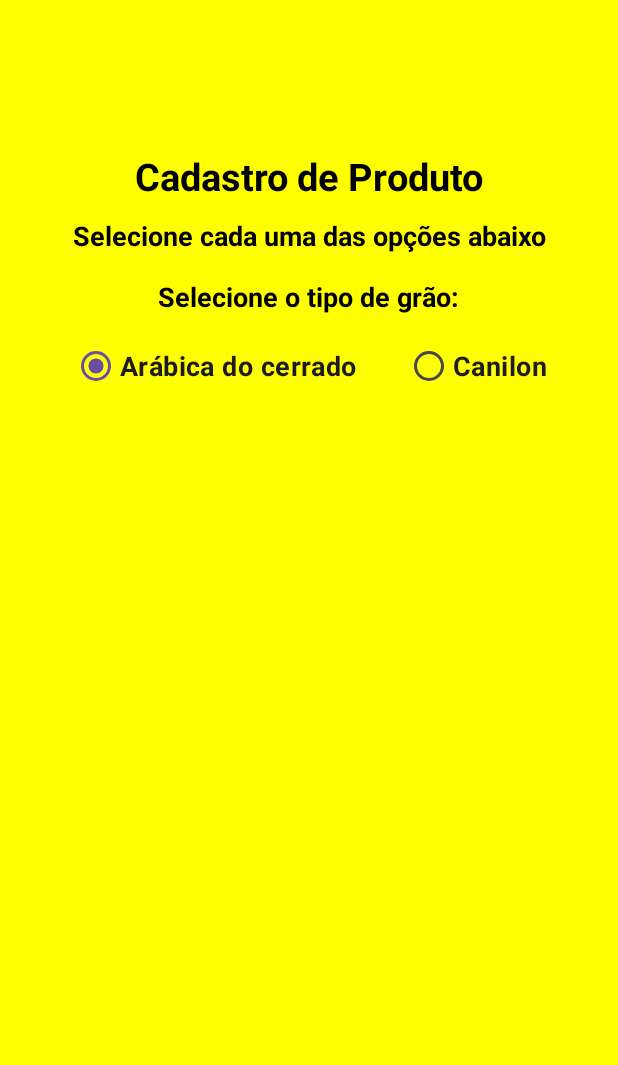
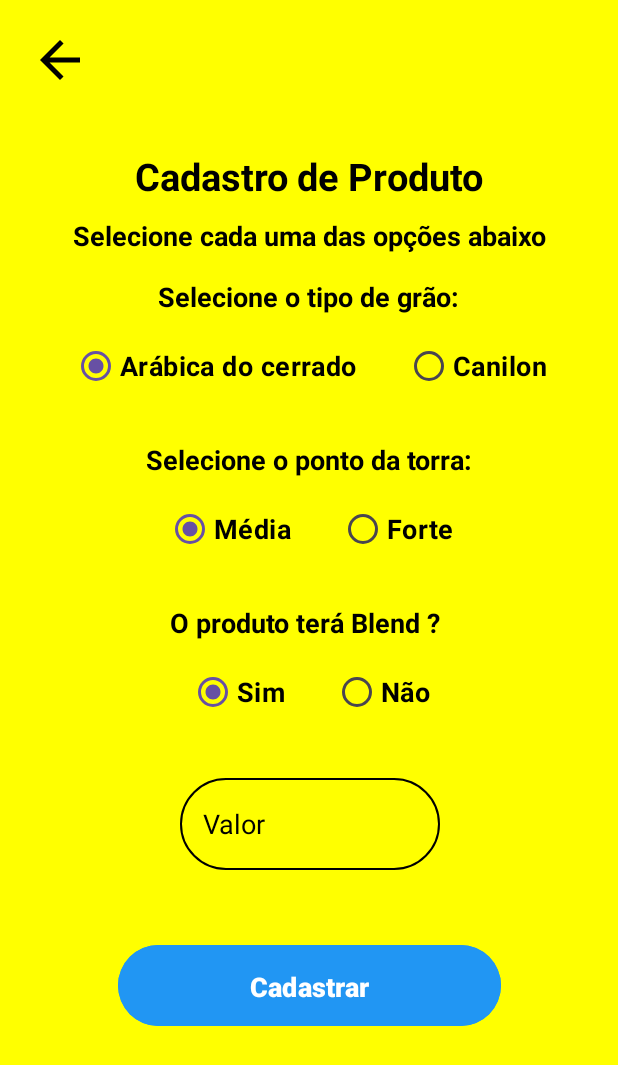
Before and after one commit to pp23-if/TrabalhoFinalPDMPedroAugustoVieiraDeFreitas, an Android app: the CadastroProdutoController screen opened directly, with no data from a screen before it, on a phone screen of 412 x 824 dp. Shown: the top 1065 px of the screen. Run offline under Robolectric (Android 15) with nearby library versions, the phone set to English and light mode, and no system bars.

Commit message:
terminei a tela de cadastro de produto

```diff
--- a/app/src/main/res/layout/activity_cadastro_produto.xml
+++ b/app/src/main/res/layout/activity_cadastro_produto.xml
@@ -43,44 +43,7 @@
         app:layout_constraintStart_toStartOf="@id/ContainerCadastroProduto"
         app:layout_constraintTop_toBottomOf="@id/txtTitleCadastroProduto" />
 
-    <!--
-    <EditText
-        android:id="@+id/editCpf"
-        android:layout_width="match_parent"
-        android:layout_height="wrap_content"
-        android:hint="Cpf"
-        android:textColor="@color/black"
-        android:background="@drawable/container_campos_dados"
-        app:layout_constraintTop_toBottomOf="@id/txtDescCadastroCliente"
-        app:layout_constraintStart_toStartOf="@id/ContainerCadastroProduto"
-        app:layout_constraintEnd_toEndOf="@id/ContainerCadastroProduto"
-        android:layout_marginHorizontal="40dp"
-        android:layout_marginTop="23dp"
-        android:padding="15dp"
-        android:inputType="text"
-        android:maxLines="1"
-        android:textColorHint="@color/black" />
-
-
-    <Button
-        android:id="@+id/botaoCadastrarCliente"
-        android:layout_width="match_parent"
-        android:layout_height="wrap_content"
-        android:layout_marginHorizontal="40dp"
-        android:backgroundTint="@color/blue"
-        android:padding="15dp"
-        android:text="@string/cadastrar"
-        android:textColor="@color/white"
-        android:textSize="18sp"
-        android:textStyle="bold"
-        app:cornerRadius="30dp"
-        app:layout_constraintBottom_toBottomOf="@id/ContainerCadastroProduto"
-        app:layout_constraintEnd_toEndOf="@id/ContainerCadastroProduto"
-        app:layout_constraintHorizontal_bias="1.0"
-        app:layout_constraintStart_toStartOf="@id/ContainerCadastroProduto"
-        app:layout_constraintTop_toTopOf="@id/editInstagram"
-        app:layout_constraintVertical_bias="0.917" />
-    -->
+    <!-- opcoes do tipo de grao -->
 
     <TextView
         android:id="@+id/txtTitleSelecaoTipoGrao"
@@ -116,6 +79,7 @@
             android:layout_marginEnd="16dp"
             android:buttonTint="@color/green"
             android:checked="true"
+            android:textColor="@color/black"
             android:text="@string/arabicaDoCerrado"
             android:textSize="18sp"
             android:textStyle="bold" />
@@ -127,12 +91,173 @@
             android:layout_marginStart="16dp"
             android:buttonTint="@color/green"
             android:checked="false"
+            android:textColor="@color/black"
             android:text="@string/Canilon"
             android:textSize="18sp"
             android:textStyle="bold" />
     </RadioGroup>
 
+    <!-- -->
+
+    <!-- opcoes do Ponto da Torra -->
+
+    <TextView
+        android:id="@+id/txtTitleSelecaoPontoTorra"
+        android:layout_width="wrap_content"
+        android:layout_height="wrap_content"
+        android:layout_marginTop="16dp"
+        android:text="@string/pontoTorra"
+        android:textColor="@color/black"
+        android:textSize="18sp"
+        android:textStyle="bold"
+        app:layout_constraintEnd_toEndOf="@id/ContainerCadastroProduto"
+        app:layout_constraintHorizontal_bias="0.497"
+        app:layout_constraintStart_toStartOf="@id/ContainerCadastroProduto"
+        app:layout_constraintTop_toBottomOf="@id/grupoSelecaoTipoGrao" />
 
 
+    <RadioGroup
+        android:id="@+id/grupoSelecaoPontoTorra"
+        android:layout_width="wrap_content"
+        android:layout_height="wrap_content"
+        android:gravity="center"
+        android:orientation="horizontal"
+        android:padding="10dp"
+        tools:layout_editor_absoluteX="38dp"
+        tools:layout_editor_absoluteY="202dp"
+        app:layout_constraintEnd_toEndOf="@id/ContainerCadastroProduto"
+        app:layout_constraintStart_toStartOf="@id/ContainerCadastroProduto"
+        app:layout_constraintTop_toBottomOf="@id/txtTitleSelecaoPontoTorra">
+
+        <RadioButton
+            android:id="@+id/botaoPontoMedia"
+            android:layout_width="wrap_content"
+            android:layout_height="wrap_content"
+            android:layout_marginEnd="16dp"
+            android:buttonTint="@color/green"
+            android:textColor="@color/black"
+            android:checked="true"
+            android:text="@string/media"
+            android:textSize="18sp"
+            android:textStyle="bold" />
+
+        <RadioButton
+            android:id="@+id/botaoPontoForte"
+            android:layout_width="wrap_content"
+            android:layout_height="wrap_content"
+            android:layout_marginStart="16dp"
+            android:buttonTint="@color/green"
+            android:checked="false"
+            android:textColor="@color/black"
+            android:text="@string/forte"
+            android:textSize="18sp"
+            android:textStyle="bold" />
+    </RadioGroup>
+
+
+    <!-- -->
+
+    <!-- opcoes de Blend -->
+
+    <TextView
+        android:id="@+id/txtTitleSelecaoBlend"
+        android:layout_width="wrap_content"
+        android:layout_height="wrap_content"
+        android:layout_marginTop="16dp"
+        android:text="@string/blend"
+        android:textColor="@color/black"
+        android:textSize="18sp"
+        android:textStyle="bold"
+        app:layout_constraintEnd_toEndOf="@id/ContainerCadastroProduto"
+        app:layout_constraintHorizontal_bias="0.497"
+        app:layout_constraintStart_toStartOf="@id/ContainerCadastroProduto"
+        app:layout_constraintTop_toBottomOf="@id/grupoSelecaoPontoTorra" />
+
+
+    <RadioGroup
+        android:id="@+id/grupoSelecaoBlend"
+        android:layout_width="wrap_content"
+        android:layout_height="wrap_content"
+        android:gravity="center"
+        android:orientation="horizontal"
+        android:padding="10dp"
+        tools:layout_editor_absoluteX="38dp"
+        tools:layout_editor_absoluteY="202dp"
+        app:layout_constraintEnd_toEndOf="@id/ContainerCadastroProduto"
+        app:layout_constraintStart_toStartOf="@id/ContainerCadastroProduto"
+        app:layout_constraintTop_toBottomOf="@id/txtTitleSelecaoBlend">
+
+        <RadioButton
+            android:id="@+id/botaoSim"
+            android:layout_width="wrap_content"
+            android:layout_height="wrap_content"
+            android:layout_marginEnd="16dp"
+            android:buttonTint="@color/green"
+            android:checked="true"
+            android:textColor="@color/black"
+            android:text="@string/sim"
+            android:textSize="18sp"
+            android:textStyle="bold" />
+
+        <RadioButton
+            android:id="@+id/botaoNao"
+            android:layout_width="wrap_content"
+            android:layout_height="wrap_content"
+            android:layout_marginStart="16dp"
+            android:buttonTint="@color/green"
+            android:checked="false"
+            android:textColor="@color/black"
+            android:text="@string/nao"
+            android:textSize="18sp"
+            android:textStyle="bold" />
+    </RadioGroup>
+
+    <!-- -->
+
+    <EditText
+        android:id="@+id/editValorProduto"
+        android:layout_width="173dp"
+        android:layout_height="61dp"
+        android:layout_marginHorizontal="40dp"
+        android:layout_marginTop="23dp"
+        android:background="@drawable/container_campos_dados"
+        android:hint="@string/valor"
+        android:inputType="text"
+        android:maxLines="1"
+        android:padding="15dp"
+        android:textColor="@color/black"
+        android:textColorHint="@color/black"
+        app:layout_constraintEnd_toEndOf="@id/ContainerCadastroProduto"
+        app:layout_constraintStart_toStartOf="@id/ContainerCadastroProduto"
+        app:layout_constraintTop_toBottomOf="@id/grupoSelecaoBlend" />
+
+
+    <Button
+        android:id="@+id/botaoCadastrarProduto"
+        android:layout_width="255dp"
+        android:layout_height="62dp"
+        android:layout_marginHorizontal="40dp"
+        android:backgroundTint="@color/blue"
+        android:padding="15dp"
+        android:text="@string/cadastrar"
+        android:textColor="@color/white"
+        android:textSize="18sp"
+        android:textStyle="bold"
+        app:cornerRadius="30dp"
+        app:layout_constraintBottom_toBottomOf="@id/ContainerCadastroProduto"
+        app:layout_constraintEnd_toEndOf="@id/ContainerCadastroProduto"
+        app:layout_constraintStart_toStartOf="@id/ContainerCadastroProduto"
+        app:layout_constraintTop_toTopOf="@id/editValorProduto"
+        app:layout_constraintVertical_bias="0.604" />
+
+    <TextView
+        android:id="@+id/botaoVoltarCadastroProduto"
+        android:layout_width="wrap_content"
+        android:layout_height="wrap_content"
+        android:background="@drawable/baseline_arrow_back_24"
+        app:layout_constraintTop_toTopOf="parent"
+        app:layout_constraintStart_toStartOf="parent"
+        android:layout_marginTop="20dp"
+        android:layout_marginStart="20dp"/>
 
 </androidx.constraintlayout.widget.ConstraintLayout>
--- a/app/src/main/res/values/strings.xml
+++ b/app/src/main/res/values/strings.xml
@@ -56,4 +56,8 @@
     <string name="pontoTorra">Selecione o ponto da torra:</string>
     <string name="media">Média</string>
     <string name="forte">Forte</string>
+    <string name="blend">"O produto terá Blend ? "</string>
+    <string name="sim">Sim</string>
+    <string name="nao">Não</string>
+    <string name="valor">Valor</string>
 </resources>
```
